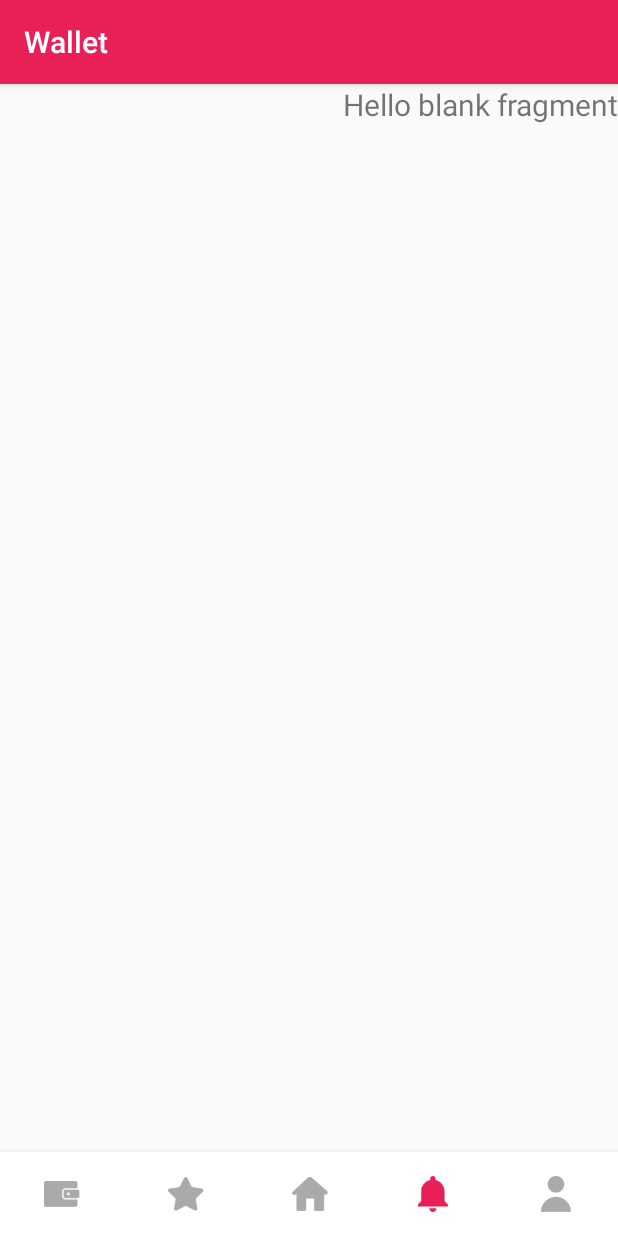
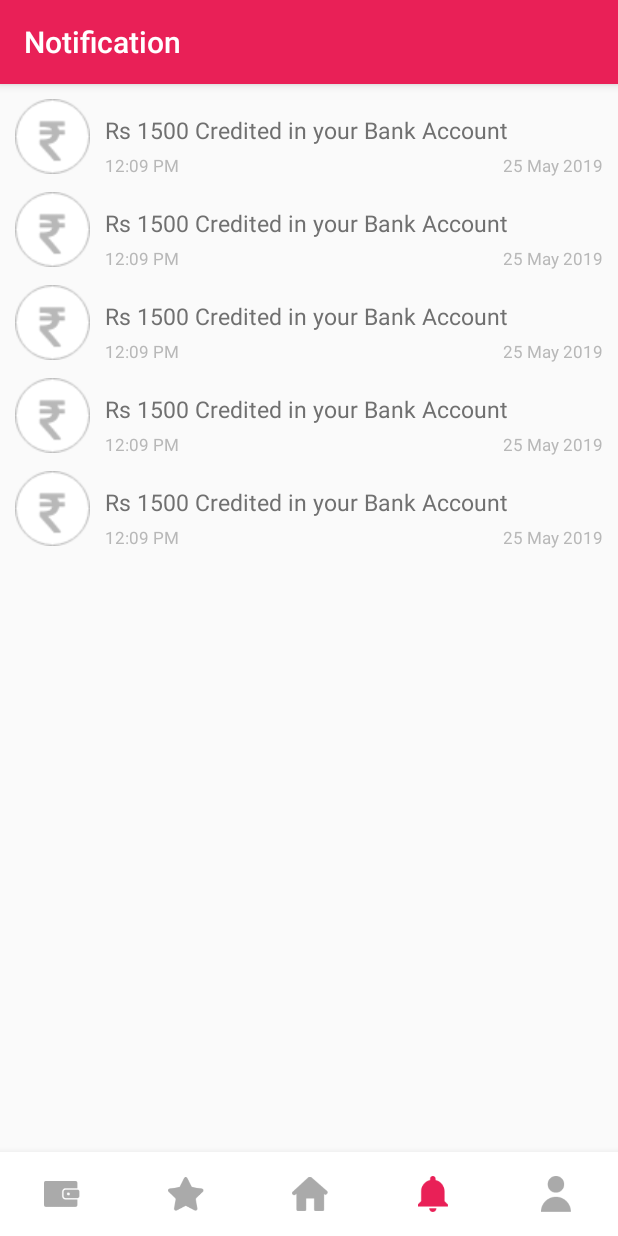
Before and after one commit to Halanx/Halanx-Scout-Android, an Android app: the HomeActivity screen opened directly, with no data from a screen before it, item 4 of the bottom bar chosen, on a phone screen of 412 x 824 dp. Run offline under Robolectric (Android 15) with nearby library versions, the light colour scheme and no system bars; libraries missing offline, so code that uses them is left out: android.support.design.

Commit message:
notification and paid screens complete

```diff
--- a/app/src/main/AndroidManifest.xml
+++ b/app/src/main/AndroidManifest.xml
@@ -11,7 +11,8 @@
         android:roundIcon="@mipmap/ic_launcher_round"
         android:supportsRtl="true"
         android:theme="@style/Theme.Design.Light.NoActionBar">
-        <activity android:name=".ChatWindow"></activity>
+        <activity android:name=".PayHistory"></activity>
+        <activity android:name=".ChatWindow" />
         <activity android:name=".MoveInActivity" />
         <activity android:name=".ConfirmOtpPasswordActivity" />
         <activity
--- /dev/null
+++ b/app/src/main/java/com/technicalrj/halanxscouts/Adapters/NotificationAdapter.java
@@ -0,0 +1,62 @@
+package com.technicalrj.halanxscouts.Adapters;
+
+
+import android.content.Context;
+import android.content.Intent;
+import android.support.v7.widget.RecyclerView;
+import android.view.LayoutInflater;
+import android.view.View;
+import android.view.ViewGroup;
+import android.widget.ImageView;
+import android.widget.LinearLayout;
+import android.widget.TextView;
+
+import com.technicalrj.halanxscouts.ChatWindow;
+import com.technicalrj.halanxscouts.MoveInActivity;
+import com.technicalrj.halanxscouts.R;
+
+/**
+ * Created by Nishant on 19/12/17.
+ */
+
+
+public class NotificationAdapter extends RecyclerView.Adapter<NotificationAdapter.HomesViewHolder> {
+
+    Context c;
+
+
+    public NotificationAdapter(Context context) {
+
+        c = context;
+    }
+
+    @Override
+    public HomesViewHolder onCreateViewHolder(ViewGroup parent, int viewType) {
+        View view = LayoutInflater.from(parent.getContext()).inflate(R.layout.adapter_notification, parent, false);
+        HomesViewHolder holder = new HomesViewHolder(view);
+        return holder;
+    }
+
+    @Override
+    public void onBindViewHolder(final HomesViewHolder holder, final int position) {
+
+
+    }
+
+    @Override
+    public int getItemCount() {
+        return 5;
+    }
+
+
+    public class HomesViewHolder extends RecyclerView.ViewHolder {
+
+
+        public HomesViewHolder(View itemView) {
+            super(itemView);
+        }
+
+
+    }
+
+}
--- a/app/src/main/java/com/technicalrj/halanxscouts/HomeActivity.java
+++ b/app/src/main/java/com/technicalrj/halanxscouts/HomeActivity.java
@@ -81,7 +81,7 @@ public class HomeActivity extends AppCompatActivity implements BottomNavigationV
         }else if(id==R.id.action_home){
             fragment = new HomeFragment();
         }else if(id==R.id.action_notifi){
-            fragment = new WalletFragment();
+            fragment = new NotificationFragment();
         }else if(id==R.id.action_user){
             fragment = new ProfileFragment();
         }
--- /dev/null
+++ b/app/src/main/java/com/technicalrj/halanxscouts/NotificationFragment.java
@@ -0,0 +1,44 @@
+package com.technicalrj.halanxscouts;
+
+
+import android.os.Bundle;
+import android.support.v4.app.Fragment;
+import android.support.v7.app.AppCompatActivity;
+import android.support.v7.widget.LinearLayoutManager;
+import android.support.v7.widget.RecyclerView;
+import android.view.LayoutInflater;
+import android.view.View;
+import android.view.ViewGroup;
+
+import com.technicalrj.halanxscouts.Adapters.NotificationAdapter;
+
+
+/**
+ * A simple {@link Fragment} subclass.
+ */
+public class NotificationFragment extends Fragment {
+
+
+    public NotificationFragment() {
+        // Required empty public constructor
+    }
+
+
+    @Override
+    public View onCreateView(LayoutInflater inflater, ViewGroup container,
+                             Bundle savedInstanceState) {
+        // Inflate the layout for this fragment
+
+        ((AppCompatActivity) getActivity()).getSupportActionBar().setTitle("Notification");
+        View v = inflater.inflate(R.layout.fragment_notification, container, false);
+
+        RecyclerView rv_notiification = v.findViewById(R.id.rv_notifications);
+        LinearLayoutManager lm = new LinearLayoutManager(getActivity());
+        NotificationAdapter adapter = new NotificationAdapter(getActivity());
+        rv_notiification.setAdapter(adapter);
+        rv_notiification.setLayoutManager(lm);
+
+        return v;
+    }
+
+}
--- /dev/null
+++ b/app/src/main/res/layout/adapter_notification.xml
@@ -0,0 +1,49 @@
+<?xml version="1.0" encoding="utf-8"?>
+<LinearLayout
+    xmlns:android="http://schemas.android.com/apk/res/android" android:layout_width="match_parent"
+    android:layout_height="wrap_content"
+    android:layout_marginTop="10dp"
+    android:layout_marginStart="10dp">
+
+
+    <ImageView
+        android:layout_width="50dp"
+        android:layout_height="50dp"
+        android:src="@drawable/notification_icon_group"/>
+
+    <RelativeLayout
+        android:layout_width="match_parent"
+        android:layout_marginTop="10dp"
+        android:layout_marginStart="10dp"
+        android:layout_height="wrap_content">
+        <TextView
+            android:id="@+id/notification"
+            android:layout_width="match_parent"
+            android:layout_height="wrap_content"
+            android:textSize="15dp"
+            android:textColor="#707070"
+            android:text="Rs 1500 Credited in your Bank Account"/>
+        <TextView
+            android:id="@+id/time"
+            android:layout_width="wrap_content"
+            android:layout_height="wrap_content"
+            android:layout_below="@id/notification"
+            android:textColor="#B8B8B8"
+            android:layout_marginTop="5dp"
+            android:textSize="11dp"
+            android:text="12:09 PM"/>
+
+        <TextView
+            android:id="@+id/date"
+            android:layout_width="wrap_content"
+            android:layout_height="wrap_content"
+            android:layout_alignParentEnd="true"
+            android:layout_marginEnd="10dp"
+            android:layout_below="@id/notification"
+            android:textColor="#B8B8B8"
+            android:textSize="11dp"
+            android:layout_marginTop="5dp"
+            android:text="25 May 2019"/>
+    </RelativeLayout>
+
+</LinearLayout>
--- /dev/null
+++ b/app/src/main/res/layout/fragment_notification.xml
@@ -0,0 +1,12 @@
+<?xml version="1.0" encoding="utf-8"?>
+<LinearLayout
+    xmlns:android="http://schemas.android.com/apk/res/android" android:layout_width="match_parent"
+    android:layout_height="match_parent">
+
+    <android.support.v7.widget.RecyclerView
+        android:id="@+id/rv_notifications"
+        android:layout_width="match_parent"
+        android:layout_height="match_parent">
+    </android.support.v7.widget.RecyclerView>
+
+</LinearLayout>
```
Also changed, not shown: app/src/main/java/com/technicalrj/halanxscouts/Adapters/PaidAdapter.java (added, +82 -0 lines), app/src/main/java/com/technicalrj/halanxscouts/PayHistory.java (added, +24 -0 lines), app/src/main/res/layout/activity_pay_history.xml (added, +12 -0 lines), app/src/main/res/drawable/notification_icon_group.png (added).
